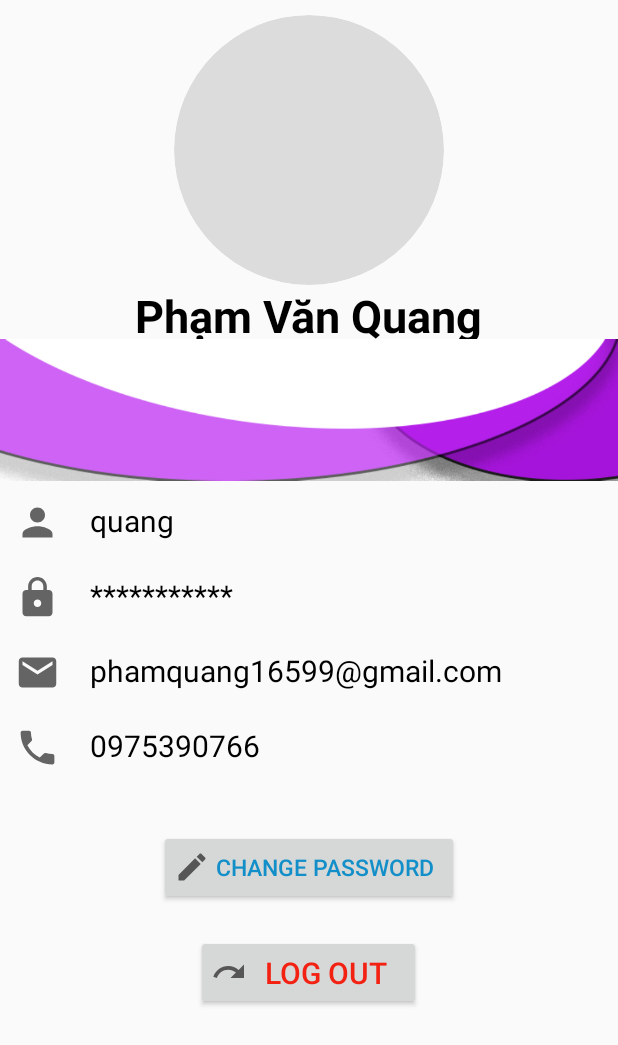
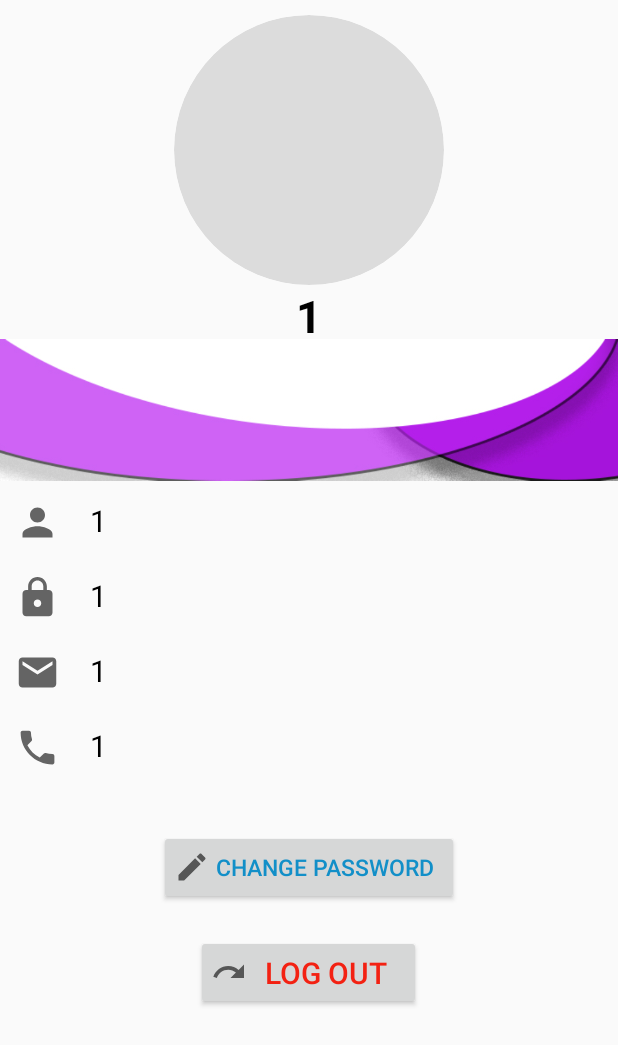
Before and after one commit to Quang16599/Project_Mobile, an Android app: the screen it shows after launch (TrangCaNhan), after a tap on an icon or button, on a phone screen of 412 x 824 dp. Shown: the top 1045 px of the screen. Run offline under Robolectric (Android 15) with nearby library versions, the phone set to English and light mode, and no system bars; our stand-ins replace CircleImageView, Firebase (no records; nobody signed in at launch, a user with empty details on screens opened directly), Picasso.

Commit message:
updateTrangCaNhan

```diff
--- a/app/src/main/java/goodman/gm/p_mobile/Controller/GanToi.java
+++ b/app/src/main/java/goodman/gm/p_mobile/Controller/GanToi.java
@@ -20,7 +20,6 @@ import java.util.ArrayList;
 import java.util.List;
 
 import goodman.gm.p_mobile.Adapter.GanToi_Adapter;
-import goodman.gm.p_mobile.Model.ChiNhanhQuanAn;
 import goodman.gm.p_mobile.Model.QuanAn;
 import goodman.gm.p_mobile.R;
 
@@ -29,7 +28,7 @@ public class GanToi extends AppCompatActivity {
     List<QuanAn> list_QuanAn;
     ListView listView;
     GanToi_Adapter adapter;
-    List<ChiNhanhQuanAn> list_ChiNhanh;
+    List<goodman.gm.p_mobile.Model.GanToi> list_ChiNhanh;
     SharedPreferences sharedPreferences;
     Location vitrihientai;
     DatabaseReference reference = FirebaseDatabase.getInstance().getReference("gantois");
@@ -48,7 +47,7 @@ public class GanToi extends AppCompatActivity {
             @Override
             public void onDataChange(@NonNull DataSnapshot snapshot) {
                     for (DataSnapshot value : snapshot.getChildren()){
-                        ChiNhanhQuanAn chiNhanhQuanAn = new ChiNhanhQuanAn();
+                        goodman.gm.p_mobile.Model.GanToi chiNhanhQuanAn = new goodman.gm.p_mobile.Model.GanToi();
                         chiNhanhQuanAn.setmLongitue((Double) value.child("longitude").getValue());
                         chiNhanhQuanAn.setmLatitue((Double) value.child("latitude").getValue());
                         chiNhanhQuanAn.setmDiaChi(value.child("diachi").getValue().toString());
--- a/app/src/main/java/goodman/gm/p_mobile/Controller/TrangCaNhan.java
+++ b/app/src/main/java/goodman/gm/p_mobile/Controller/TrangCaNhan.java
@@ -5,8 +5,10 @@ import androidx.appcompat.app.AppCompatActivity;
 import android.app.AlertDialog;
 import android.app.DatePickerDialog;
 import android.app.Dialog;
+import android.content.Context;
 import android.content.DialogInterface;
 import android.content.Intent;
+import android.content.SharedPreferences;
 import android.os.Bundle;
 import android.view.View;
 import android.widget.Button;
@@ -22,6 +24,7 @@ import goodman.gm.p_mobile.R;
 public class TrangCaNhan extends AppCompatActivity {
     TextView tvFullName, tvUserName, tvPassword, tvEmail, tvPhone;
     Button btnChangePass, btnLogOut;
+    SharedPreferences sharedPreferences;
 
     @Override
     protected void onCreate(Bundle savedInstanceState) {
@@ -30,8 +33,23 @@ public class TrangCaNhan extends AppCompatActivity {
 
         Init();
         controlButton();
+        loadData();
     }
 
+
+
+
+
+    private void Init() {
+        tvFullName = findViewById(R.id.FullName);
+        tvUserName = findViewById(R.id.userName);
+        tvPassword = findViewById(R.id.password);
+        tvEmail    = findViewById(R.id.email);
+        tvPhone    = findViewById(R.id.phoneNumber);
+        btnChangePass = findViewById(R.id.btnChangPass);
+        btnLogOut     = findViewById(R.id.btnLogOut);
+        sharedPreferences = getSharedPreferences("User", Context.MODE_PRIVATE);
+    }
     private void controlButton() {
         btnChangePass.setOnClickListener(new View.OnClickListener() {
             @Override
@@ -78,6 +96,9 @@ public class TrangCaNhan extends AppCompatActivity {
         Button btnHuy = dialog.findViewById(R.id.btnHuy);
         Button btnDongY = dialog.findViewById(R.id.btnDongY);
 
+
+
+
         btnHuy.setOnClickListener(new View.OnClickListener() {
             @Override
             public void onClick(View v) {
@@ -99,13 +120,11 @@ public class TrangCaNhan extends AppCompatActivity {
         dialog.show();
     }
 
-    private void Init() {
-        tvFullName = findViewById(R.id.FullName);
-        tvUserName = findViewById(R.id.userName);
-        tvPassword = findViewById(R.id.password);
-        tvEmail    = findViewById(R.id.email);
-        tvPhone    = findViewById(R.id.phoneNumber);
-        btnChangePass = findViewById(R.id.btnChangPass);
-        btnLogOut     = findViewById(R.id.btnLogOut);
+    private void loadData() {
+        tvFullName.setText(sharedPreferences.getString("FullName","1"));
+        tvUserName.setText(sharedPreferences.getString("UserName","1"));
+        tvPassword.setText(sharedPreferences.getString("PassWord","1"));
+        tvEmail.setText(sharedPreferences.getString("Email","1"));
+        tvPhone.setText(sharedPreferences.getString("Phone","1"));
     }
 }
--- a/app/src/main/java/goodman/gm/p_mobile/Controller/TrangChu.java
+++ b/app/src/main/java/goodman/gm/p_mobile/Controller/TrangChu.java
@@ -12,8 +12,10 @@ import android.widget.Button;
 import android.widget.ImageButton;
 import android.widget.RadioButton;
 import android.widget.RadioGroup;
+import android.widget.Toast;
 
 import goodman.gm.p_mobile.Adapter.AdapterViewPagerTrangChu;
+import goodman.gm.p_mobile.Model.User;
 import goodman.gm.p_mobile.R;
 
 public class TrangChu extends AppCompatActivity implements ViewPager.OnPageChangeListener, RadioGroup.OnCheckedChangeListener {
@@ -32,6 +34,14 @@ public class TrangChu extends AppCompatActivity implements ViewPager.OnPageChang
         viewPagerTrangChu.addOnPageChangeListener(this);
         rdGroup.setOnCheckedChangeListener(this);
         controlButton();
+        receiveData();
+    }
+
+
+
+    private void receiveData() {
+        Intent intent = getIntent();
+        User user = (User) intent.getSerializableExtra("users");
     }
 
     private void controlButton() {
--- a/app/src/main/java/goodman/gm/p_mobile/Model/ChiNhanhQuanAn.java
+++ b/app/src/main/java/goodman/gm/p_mobile/Model/GanToi.java
@@ -1,16 +1,16 @@
 package goodman.gm.p_mobile.Model;
 
-public class ChiNhanhQuanAn {
+public class GanToi {
     private String mDiaChi;
     private double mLatitue;
     private double mLongitue;
     private double mKhoangCach;
 
-    public ChiNhanhQuanAn(){
+    public GanToi(){
 
     }
 
-    public ChiNhanhQuanAn(String mDiaChi, double mLatitue, double mLongitue, double mKhoangCach) {
+    public GanToi(String mDiaChi, double mLatitue, double mLongitue, double mKhoangCach) {
         this.mDiaChi = mDiaChi;
         this.mLatitue = mLatitue;
         this.mLongitue = mLongitue;
```
Also changed, not shown: app/src/main/java/goodman/gm/p_mobile/Adapter/GanToi_Adapter.java (+4 -6 lines), app/src/main/java/goodman/gm/p_mobile/Controller/DangNhap.java (+10 -0 lines).
